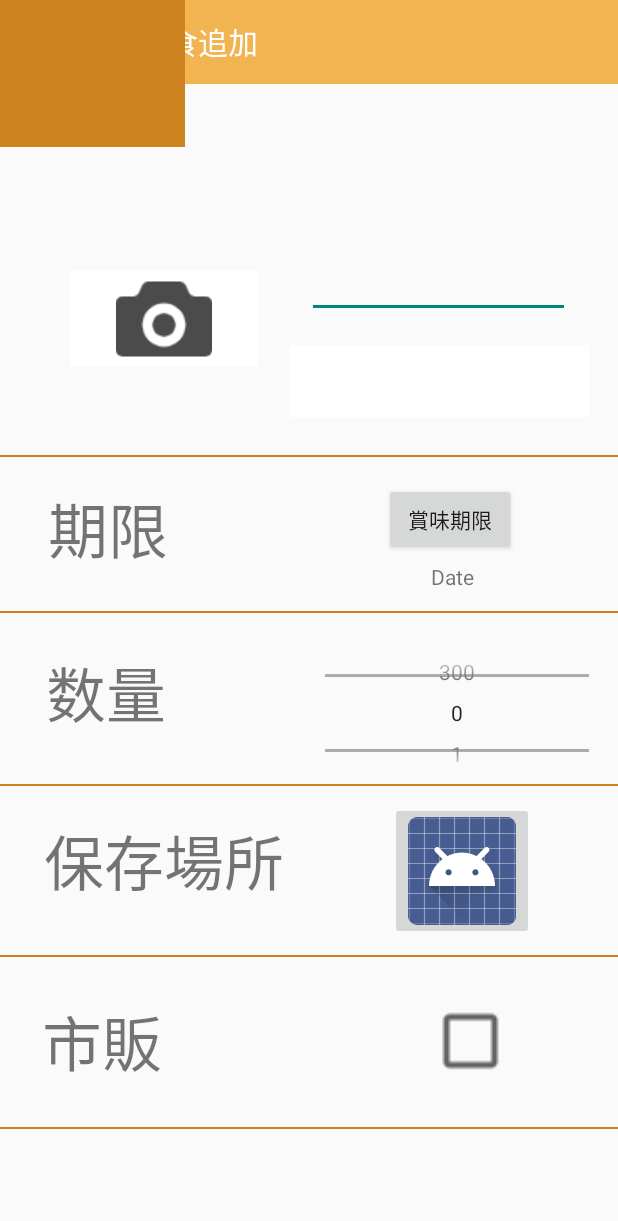
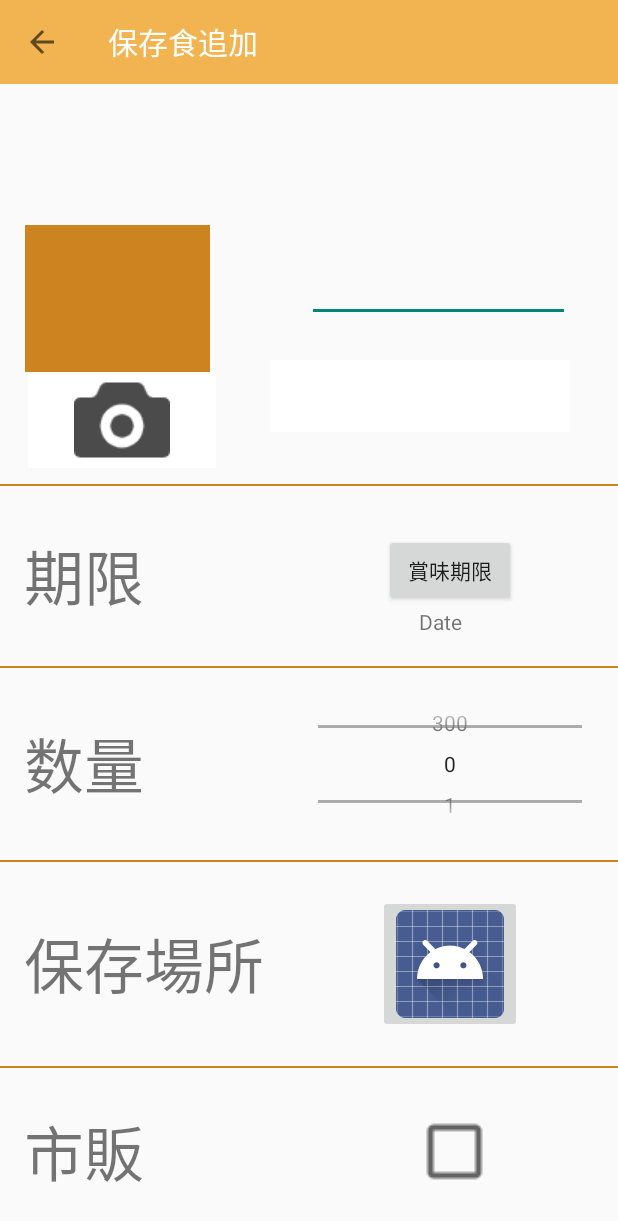
Before and after one commit to kirikirisu/kanazawaApp-2019, an Android app: the screen it shows after launch (FoodAdditionActivity), on a phone screen of 412 x 824 dp. Shown: the top 1221 px of the screen. Run offline under Robolectric (Android 15) with nearby library versions, the phone set to English and light mode, and no system bars.

Commit message:
RelativLayoutからConstraintLayoutへの変更

```diff
--- a/app/src/main/res/layout/activity_food_addition.xml
+++ b/app/src/main/res/layout/activity_food_addition.xml
@@ -1,5 +1,5 @@
 <?xml version="1.0" encoding="utf-8"?>
-<RelativeLayout xmlns:android="http://schemas.android.com/apk/res/android"
+<androidx.constraintlayout.widget.ConstraintLayout xmlns:android="http://schemas.android.com/apk/res/android"
     xmlns:app="http://schemas.android.com/apk/res-auto"
     xmlns:tools="http://schemas.android.com/tools"
     android:layout_width="match_parent"
@@ -16,48 +16,47 @@
         app:titleTextColor="@color/colorWhite"
         app:title="@string/foodAdditionHeader"/>
 
-    <!--境界線-->
-    <View
-        android:id="@+id/boaderLine"
-        android:layout_width="match_parent"
-        android:layout_height="1dp"
-        android:layout_alignParentBottom="true"
-        android:layout_marginBottom="415dp"
-        android:background="@color/colorPrimaryDark" />
 
     <View
         android:id="@+id/boaderLine2"
         android:layout_width="match_parent"
         android:layout_height="1dp"
         android:layout_alignParentBottom="true"
-        android:layout_marginBottom="519dp"
-        android:background="@color/colorPrimaryDark" />
+        android:layout_marginBottom="120dp"
+        android:background="@color/colorPrimaryDark"
+        app:layout_constraintBottom_toTopOf="@+id/boaderLine3"
+        tools:layout_editor_absoluteX="0dp" />
 
     <View
         android:id="@+id/boaderLine3"
         android:layout_width="match_parent"
         android:layout_height="1dp"
         android:layout_alignParentBottom="true"
-        android:layout_marginBottom="300dp"
-        android:background="@color/colorPrimaryDark" />
+        android:layout_marginBottom="128dp"
+        android:background="@color/colorPrimaryDark"
+        app:layout_constraintBottom_toTopOf="@+id/boaderLine4"
+        tools:layout_editor_absoluteX="0dp" />
 
     <View
         android:id="@+id/boaderLine4"
         android:layout_width="match_parent"
         android:layout_height="1dp"
         android:layout_alignParentBottom="true"
-        android:layout_marginBottom="186dp"
-        android:background="@color/colorPrimaryDark" />
+        android:layout_marginBottom="136dp"
+        android:background="@color/colorPrimaryDark"
+        app:layout_constraintBottom_toTopOf="@+id/boaderLine5"
+        tools:layout_editor_absoluteX="0dp" />
 
     <View
         android:id="@+id/boaderLine5"
         android:layout_width="match_parent"
         android:layout_height="1dp"
         android:layout_alignParentBottom="true"
-        android:layout_marginBottom="71dp"
-        android:background="@color/colorPrimaryDark" />
+        android:layout_marginBottom="112dp"
+        android:background="@color/colorPrimaryDark"
+        app:layout_constraintBottom_toBottomOf="parent"
+        tools:layout_editor_absoluteX="0dp" />
 
-    <!--保存食写真-->
     <ImageButton
         android:id="@+id/photoView"
         android:layout_width="125dp"
@@ -65,13 +64,13 @@
         android:layout_alignParentEnd="true"
         android:layout_alignParentRight="true"
         android:layout_alignParentBottom="true"
-        android:layout_marginEnd="240dp"
-        android:layout_marginRight="240dp"
-        android:layout_marginBottom="579dp"
+        android:layout_marginEnd="268dp"
+        android:layout_marginBottom="512dp"
         android:background="@color/colorWhite"
+        app:layout_constraintBottom_toBottomOf="parent"
+        app:layout_constraintEnd_toEndOf="parent"
         app:srcCompat="@drawable/camera_icon" />
 
-    <!--保存食名-->
     <EditText
         android:id="@+id/foodName"
         android:layout_width="175dp"
@@ -80,33 +79,36 @@
         android:layout_alignParentRight="true"
         android:layout_alignParentBottom="true"
         android:layout_marginEnd="32dp"
-        android:layout_marginRight="32dp"
-        android:layout_marginBottom="612dp"
+        android:layout_marginBottom="108dp"
         android:ems="10"
-        android:inputType="date" />
+        android:inputType="date"
+        app:layout_constraintBottom_toTopOf="@+id/boaderLine2"
+        app:layout_constraintEnd_toEndOf="parent" />
 
-    <!--保存食ジャンル選択ピッカー-->
     <Spinner
         android:id="@+id/spinner"
         android:layout_width="200dp"
         android:layout_height="wrap_content"
         android:layout_alignParentEnd="true"
         android:layout_alignParentBottom="true"
-        android:layout_marginEnd="19dp"
-        android:layout_marginBottom="546dp"
+        android:layout_marginEnd="32dp"
+        android:layout_marginBottom="536dp"
+        android:background="@color/colorWhite"
         android:textColor="@color/graytransparent"
-        android:background="@color/colorWhite" />
+        app:layout_constraintBottom_toBottomOf="parent"
+        app:layout_constraintEnd_toEndOf="parent" />
 
-    <!--期限ピッカー-->
     <Button
         android:id="@+id/DatePicker"
         android:layout_width="wrap_content"
         android:layout_height="wrap_content"
         android:layout_alignParentEnd="true"
         android:layout_alignParentBottom="true"
+        android:layout_marginTop="32dp"
         android:layout_marginEnd="68dp"
-        android:layout_marginBottom="454dp"
-        android:text="@string/datePiceker" />
+        android:text="@string/datePiceker"
+        app:layout_constraintEnd_toEndOf="parent"
+        app:layout_constraintTop_toBottomOf="@+id/boaderLine2" />
 
     <TextView
         android:id="@+id/dateText"
@@ -114,23 +116,23 @@
         android:layout_height="wrap_content"
         android:layout_alignParentEnd="true"
         android:layout_alignParentBottom="true"
-        android:layout_marginEnd="96dp"
-        android:layout_marginBottom="430dp"
-        android:text="@string/pickerText" />
+        android:layout_marginEnd="104dp"
+        android:text="@string/pickerText"
+        app:layout_constraintBottom_toTopOf="@+id/boaderLine3"
+        app:layout_constraintEnd_toEndOf="parent"
+        app:layout_constraintTop_toBottomOf="@+id/DatePicker"
+        app:layout_constraintVertical_bias="0.047" />
 
-    <!--保存食数量ピッカー-->
     <NumberPicker
         android:id="@+id/number_picker"
         android:layout_width="176dp"
         android:layout_height="81dp"
         android:layout_alignParentEnd="true"
         android:layout_alignParentBottom="true"
-        android:layout_marginEnd="19dp"
-        android:layout_marginBottom="308dp"
-        tools:layout_editor_absoluteX="56dp"
-        tools:layout_editor_absoluteY="78dp" />
-
-    <!--記入項目-->
+        android:layout_marginEnd="24dp"
+        app:layout_constraintBottom_toTopOf="@+id/boaderLine4"
+        app:layout_constraintEnd_toEndOf="parent"
+        app:layout_constraintTop_toBottomOf="@+id/boaderLine3" />
 
     <TextView
         android:id="@+id/limitView"
@@ -139,11 +141,12 @@
         android:layout_alignParentEnd="true"
         android:layout_alignParentRight="true"
         android:layout_alignParentBottom="true"
-        android:layout_marginEnd="300dp"
-        android:layout_marginRight="300dp"
-        android:layout_marginBottom="441dp"
+        android:layout_marginStart="16dp"
         android:text="@string/foodLimit"
-        android:textSize="40dp" />
+        android:textSize="40dp"
+        app:layout_constraintBottom_toTopOf="@+id/boaderLine3"
+        app:layout_constraintStart_toStartOf="parent"
+        app:layout_constraintTop_toBottomOf="@+id/boaderLine2" />
 
     <TextView
         android:id="@+id/quantityView"
@@ -152,11 +155,12 @@
         android:layout_alignParentEnd="true"
         android:layout_alignParentRight="true"
         android:layout_alignParentBottom="true"
-        android:layout_marginEnd="301dp"
-        android:layout_marginRight="301dp"
-        android:layout_marginBottom="332dp"
+        android:layout_marginStart="16dp"
         android:text="@string/foodQuantity"
-        android:textSize="40dp" />
+        android:textSize="40dp"
+        app:layout_constraintBottom_toTopOf="@+id/boaderLine4"
+        app:layout_constraintStart_toStartOf="parent"
+        app:layout_constraintTop_toBottomOf="@+id/boaderLine3" />
 
     <TextView
         android:id="@+id/commercialView"
@@ -165,11 +169,14 @@
         android:layout_alignParentEnd="true"
         android:layout_alignParentRight="true"
         android:layout_alignParentBottom="true"
-        android:layout_marginEnd="304dp"
-        android:layout_marginRight="304dp"
-        android:layout_marginBottom="99dp"
+        android:layout_marginStart="16dp"
+        android:layout_marginTop="32dp"
+        android:layout_marginBottom="32dp"
         android:text="@string/commercialFood"
-        android:textSize="40dp" />
+        android:textSize="40dp"
+        app:layout_constraintBottom_toBottomOf="parent"
+        app:layout_constraintStart_toStartOf="parent"
+        app:layout_constraintTop_toBottomOf="@+id/boaderLine5" />
 
     <TextView
         android:id="@+id/saveLocationView"
@@ -178,25 +185,28 @@
         android:layout_alignParentEnd="true"
         android:layout_alignParentRight="true"
         android:layout_alignParentBottom="true"
-        android:layout_marginEnd="203dp"
-        android:layout_marginRight="203dp"
-        android:layout_marginBottom="220dp"
+        android:layout_marginStart="16dp"
         android:text="@string/foodLocation"
-        android:textSize="40dp" />
+        android:textSize="40dp"
+        app:layout_constraintBottom_toTopOf="@+id/boaderLine5"
+        app:layout_constraintStart_toStartOf="parent"
+        app:layout_constraintTop_toBottomOf="@+id/boaderLine4" />
 
-    <!--チェックボックス-->
     <CheckBox
         android:id="@+id/checkBox"
-        android:layout_width="43dp"
-        android:layout_height="72dp"
+        android:layout_width="30dp"
+        android:layout_height="75dp"
         android:layout_alignParentEnd="true"
         android:layout_alignParentBottom="true"
-        android:layout_marginEnd="65dp"
-        android:layout_marginBottom="94dp"
+        android:layout_marginTop="32dp"
+        android:layout_marginEnd="96dp"
+        android:layout_marginBottom="32dp"
         android:scaleX="2"
-        android:scaleY="2" />
+        android:scaleY="2"
+        app:layout_constraintBottom_toBottomOf="parent"
+        app:layout_constraintEnd_toEndOf="parent"
+        app:layout_constraintTop_toBottomOf="@+id/boaderLine5" />
 
-    <!--場所アイコン-->
     <ImageButton
         android:id="@+id/stockIcon"
         android:layout_width="wrap_content"
@@ -204,19 +214,21 @@
         android:layout_alignParentEnd="true"
         android:layout_alignParentRight="true"
         android:layout_alignParentBottom="true"
-        android:layout_marginEnd="56dp"
-        android:layout_marginRight="56dp"
-        android:layout_marginBottom="197dp"
+        android:layout_marginEnd="64dp"
+        app:layout_constraintBottom_toTopOf="@+id/boaderLine5"
+        app:layout_constraintEnd_toEndOf="parent"
+        app:layout_constraintTop_toBottomOf="@+id/boaderLine4"
         app:srcCompat="@android:drawable/sym_def_app_icon" />
-
-    <!--フラグメントの表示-->
 
     <ImageView
         android:id="@+id/displayPhoto"
         android:layout_width="123dp"
         android:layout_height="98dp"
-        android:layout_marginRight="242dp"
-        android:background="@color/colorPrimaryDark" />
+        android:layout_marginEnd="272dp"
+        android:layout_marginBottom="576dp"
+        android:background="@color/colorPrimaryDark"
+        app:layout_constraintBottom_toBottomOf="parent"
+        app:layout_constraintEnd_toEndOf="parent" />
 
     <FrameLayout
         android:id="@+id/container"
@@ -224,14 +236,13 @@
         android:layout_height="match_parent"
         app:layout_constraintBottom_toBottomOf="parent"
         app:layout_constraintEnd_toEndOf="parent"
+        app:layout_constraintHorizontal_bias="0.0"
         app:layout_constraintStart_toStartOf="parent"
-        app:layout_constraintTop_toTopOf="parent">
+        app:layout_constraintTop_toTopOf="parent"
+        app:layout_constraintVertical_bias="1.0"></FrameLayout>
 
-
-    </FrameLayout>
-
-    <!--保存食追加ボタン-->
-<!--    <ImageButton-->
+    <!--    保存食追加ボタン-->
+<!--    <ImaeButton-->
 <!--        android:id="@+id/additionButton"-->
 <!--        android:layout_width="wrap_content"-->
 <!--        android:layout_height="wrap_content"-->
@@ -257,4 +268,4 @@
 <!--            app:showAsAction="never"/>-->
 <!--    </menu>-->
 
-</RelativeLayout>
+</androidx.constraintlayout.widget.ConstraintLayout>
```
